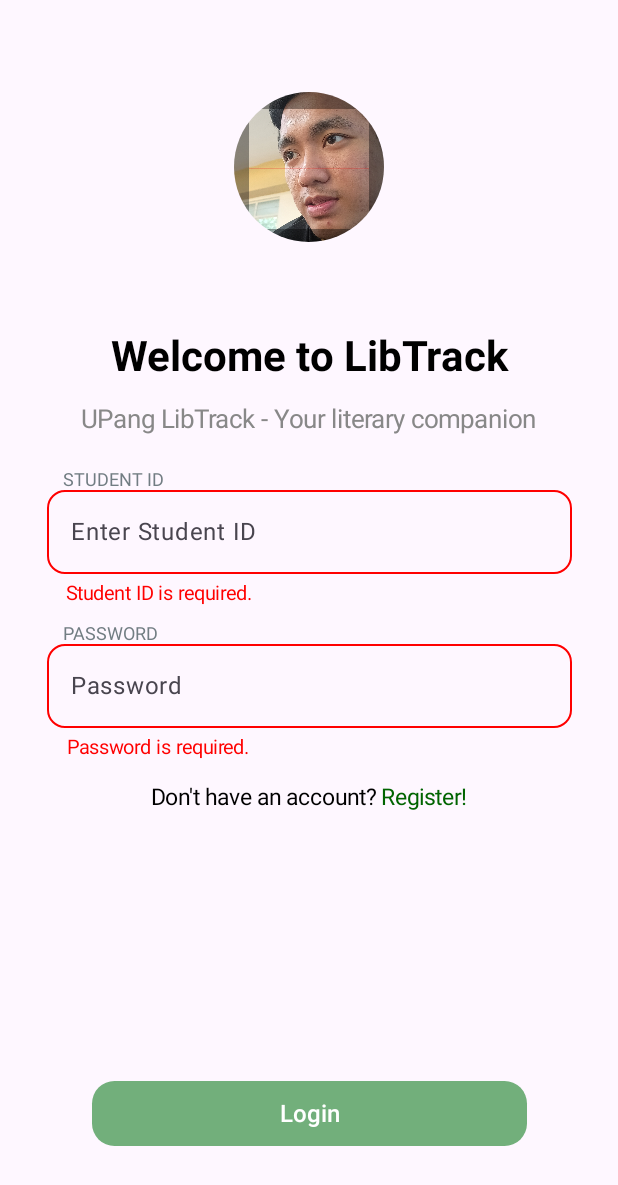
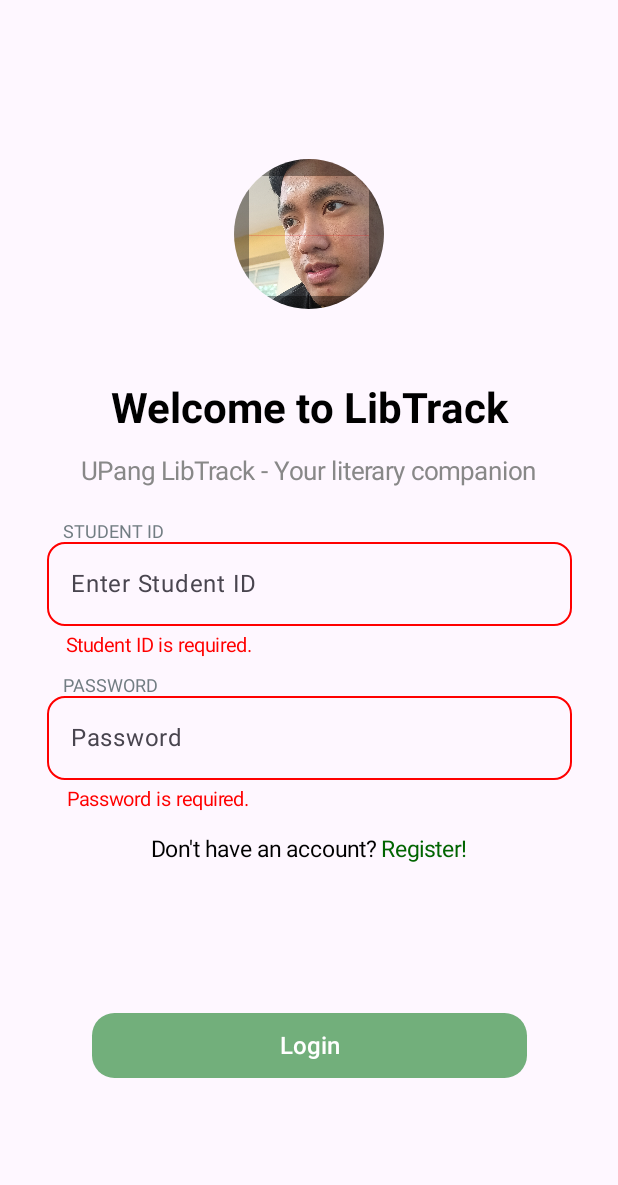
Before and after one commit to tolimatt/LibtrackApp, an Android app built with Jetpack Compose: the screen it shows after launch (MainActivity), after a tap on "Login", on a phone screen of 412 x 824 dp. Shown: the top 1185 px of the screen. Run offline under Robolectric (Android 15) with nearby library versions, the light colour scheme and no system bars.

```diff
--- a/app/src/main/java/com/example/libtrack/LogInPage.kt
+++ b/app/src/main/java/com/example/libtrack/LogInPage.kt
@@ -19,7 +19,6 @@ import androidx.compose.foundation.text.KeyboardActions
 import androidx.compose.foundation.text.KeyboardOptions
 import androidx.compose.material3.Button
 import androidx.compose.material3.ButtonDefaults
-import androidx.compose.material3.ExperimentalMaterial3Api
 import androidx.compose.material3.Scaffold
 import androidx.compose.material3.Text
 import androidx.compose.material3.TextField
@@ -45,13 +44,12 @@ import androidx.compose.ui.unit.sp
 import androidx.navigation.NavHostController
 
 
-@OptIn(ExperimentalMaterial3Api::class)
 @Composable
 fun LogIn(navController: NavHostController) {
 
     // For text fields / Text State
-    val studentIdTS = remember { mutableStateOf("") }
-    val passwordTS = remember { mutableStateOf("") }
+    var studentIdTS by remember { mutableStateOf("") }
+    var passwordTS by remember { mutableStateOf("") }
 
     // For error handling / Booleans
     var isStudentId by remember { mutableStateOf(true) }
@@ -61,6 +59,7 @@ fun LogIn(navController: NavHostController) {
     Scaffold(
         modifier = Modifier.fillMaxSize()
     ) {paddingValues ->
+
         Column (
             verticalArrangement = Arrangement.Center,
             horizontalAlignment = Alignment.CenterHorizontally,
@@ -68,6 +67,7 @@ fun LogIn(navController: NavHostController) {
                 .padding(paddingValues)
                 .fillMaxSize()
         ){
+
             // Logo
             Image(
                 painter = painterResource(id = R.drawable.load),
@@ -79,7 +79,7 @@ fun LogIn(navController: NavHostController) {
 
             Spacer(
                 modifier = Modifier
-                    .height(60.dp)
+                    .height(50.dp)
             )
 
             // Title
@@ -123,7 +123,7 @@ fun LogIn(navController: NavHostController) {
                 color = Color(0xFF727D83)
             )
 
-            // Student ID
+            // ------------------------------------------------------------ STUDENT ID ------------------------------------------------------------
             TextField(
                 modifier = Modifier
                     .border(
@@ -132,26 +132,41 @@ fun LogIn(navController: NavHostController) {
                         shape = RoundedCornerShape(12.dp)
                     )
                     .width(350.dp),
-                value = studentIdTS.value,
-                onValueChange = { if (it.length <= 14) studentIdTS.value = it },
+                value = studentIdTS,
+                onValueChange = { if (it.length <= 14) studentIdTS = it },
                 keyboardOptions = KeyboardOptions(
                     keyboardType = KeyboardType.Number,
                     imeAction = ImeAction.Done
                 ),
+                colors = TextFieldDefaults.colors(
+                    focusedContainerColor = Color.Transparent,
+                    unfocusedContainerColor = Color.Transparent,
+                    focusedIndicatorColor = Color.Transparent,
+                    unfocusedIndicatorColor = Color.Transparent
+                ),
+                textStyle = TextStyle(
+                    fontSize = 17.sp
+                ),
+                placeholder = {
+                    Text(
+                        text = "Enter Student ID",
+                        fontWeight = FontWeight(400))
+                },
+                singleLine = true,
                 keyboardActions = KeyboardActions(
                     onDone = {
-                        if (studentIdTS.value == "00-0000-000000" && passwordTS.value == "0"){
+                        if (studentIdTS == "00-0000-000000" && passwordTS == "0"){
                             isStudentId = true
                             isPassword = true
                             navController.navigate(Pages.Home_Page)
-                        } else if (studentIdTS.value == ""){
+                        } else if (studentIdTS == ""){
                             isStudentId = false
                             isPassword = true
                             isRegistered = true
-                            if (passwordTS.value == ""){
+                            if (passwordTS == ""){
                                 isPassword = false
                             }
-                        } else if (passwordTS.value == ""){
+                        } else if (passwordTS == ""){
                             isPassword = false
                             isStudentId = true
                             isRegistered = true
@@ -162,20 +177,6 @@ fun LogIn(navController: NavHostController) {
                         }
                     }
                 ),
-                colors = TextFieldDefaults.textFieldColors(
-                    containerColor = Color.Transparent,
-                    unfocusedIndicatorColor = Color.Transparent,
-                    focusedIndicatorColor = Color.Transparent
-                ),
-                textStyle = TextStyle(
-                    fontSize = 17.sp
-                ),
-                placeholder = {
-                    Text(
-                        text = "Enter Student ID",
-                        fontWeight = FontWeight(400))
-                },
-                singleLine = true
             )
 
             if (!isStudentId){
@@ -222,7 +223,7 @@ fun LogIn(navController: NavHostController) {
                 color = Color(0xFF727D83)
             )
 
-            // Password
+            // ------------------------------------------------------------ PASSWORD ------------------------------------------------------------
             TextField(
                 modifier = Modifier
                     .border(
@@ -231,26 +232,42 @@ fun LogIn(navController: NavHostController) {
                         shape = RoundedCornerShape(12.dp)
                     )
                     .width(350.dp),
-                value = passwordTS.value,
-                onValueChange = {passwordTS.value = it },
+                value = passwordTS,
+                onValueChange = {passwordTS = it },
                 keyboardOptions = KeyboardOptions(
                     keyboardType = KeyboardType.Text,
                     imeAction = ImeAction.Done
                 ),
+                colors = TextFieldDefaults.colors(
+                    focusedContainerColor = Color.Transparent,
+                    unfocusedContainerColor = Color.Transparent,
+                    focusedIndicatorColor = Color.Transparent,
+                    unfocusedIndicatorColor = Color.Transparent
+                ),
+                textStyle = TextStyle(
+                    fontSize = 20.sp
+                ),
+                placeholder = {
+                    Text(
+                        text = "Password",
+                        fontWeight = FontWeight(400))
+                },
+                visualTransformation = PasswordVisualTransformation(),
+                singleLine = true,
                 keyboardActions = KeyboardActions(
                     onDone = {
-                        if (studentIdTS.value == "00-0000-000000" && passwordTS.value == "0"){
+                        if (studentIdTS == "00-0000-000000" && passwordTS == "0"){
                             isStudentId = true
                             isPassword = true
                             navController.navigate(Pages.Home_Page)
-                        } else if (studentIdTS.value == ""){
+                        } else if (studentIdTS == ""){
                             isStudentId = false
                             isPassword = true
                             isRegistered = true
-                            if (passwordTS.value == ""){
+                            if (passwordTS == ""){
                                 isPassword = false
                             }
-                        } else if (passwordTS.value == ""){
+                        } else if (passwordTS == ""){
                             isPassword = false
                             isStudentId = true
                             isRegistered = true
@@ -261,21 +278,6 @@ fun LogIn(navController: NavHostController) {
                         }
                     }
                 ),
-                colors = TextFieldDefaults.textFieldColors(
-                    containerColor = Color.Transparent,
-                    unfocusedIndicatorColor = Color.Transparent,
-                    focusedIndicatorColor = Color.Transparent
-                ),
-                textStyle = TextStyle(
-                    fontSize = 20.sp
-                ),
-                placeholder = {
-                    Text(
-                        text = "Password",
-                        fontWeight = FontWeight(400))
-                },
-                visualTransformation = PasswordVisualTransformation(),
-                singleLine = true
             )
 
             if (!isPassword){
@@ -328,7 +330,7 @@ fun LogIn(navController: NavHostController) {
                 Text(
                     modifier = Modifier
                         .clickable {
-                            navController.navigate(Pages.Sign_Up)
+                            navController.navigate(Pages.Sign_Up_Page1)
                         },
                     text = "Register!",
                     style = TextStyle(
@@ -342,24 +344,24 @@ fun LogIn(navController: NavHostController) {
 
             Spacer(
                 modifier = Modifier
-                    .height(180.dp)
+                    .height(100.dp)
             )
 
-            // Login Button
+            // ------------------------------------------------------------ LOGIN BUTTON ------------------------------------------------------------
             Button(
                 onClick = {
-                    if (studentIdTS.value == "00-0000-000000" && passwordTS.value == "0"){
+                    if (studentIdTS == "00-0000-000000" && passwordTS == "0"){
                         isStudentId = true
                         isPassword = true
                         navController.navigate(Pages.Home_Page)
-                    } else if (studentIdTS.value == ""){
+                    } else if (studentIdTS == ""){
                         isStudentId = false
                         isPassword = true
                         isRegistered = true
-                        if (passwordTS.value == ""){
+                        if (passwordTS == ""){
                             isPassword = false
                         }
-                    } else if (passwordTS.value == ""){
+                    } else if (passwordTS == ""){
                         isPassword = false
                         isStudentId = true
                         isRegistered = true
@@ -377,6 +379,7 @@ fun LogIn(navController: NavHostController) {
                     contentColor = Color.White
                 )
             ) {
+
                 Text(
                     text = "Login",
                     style = TextStyle(
```
